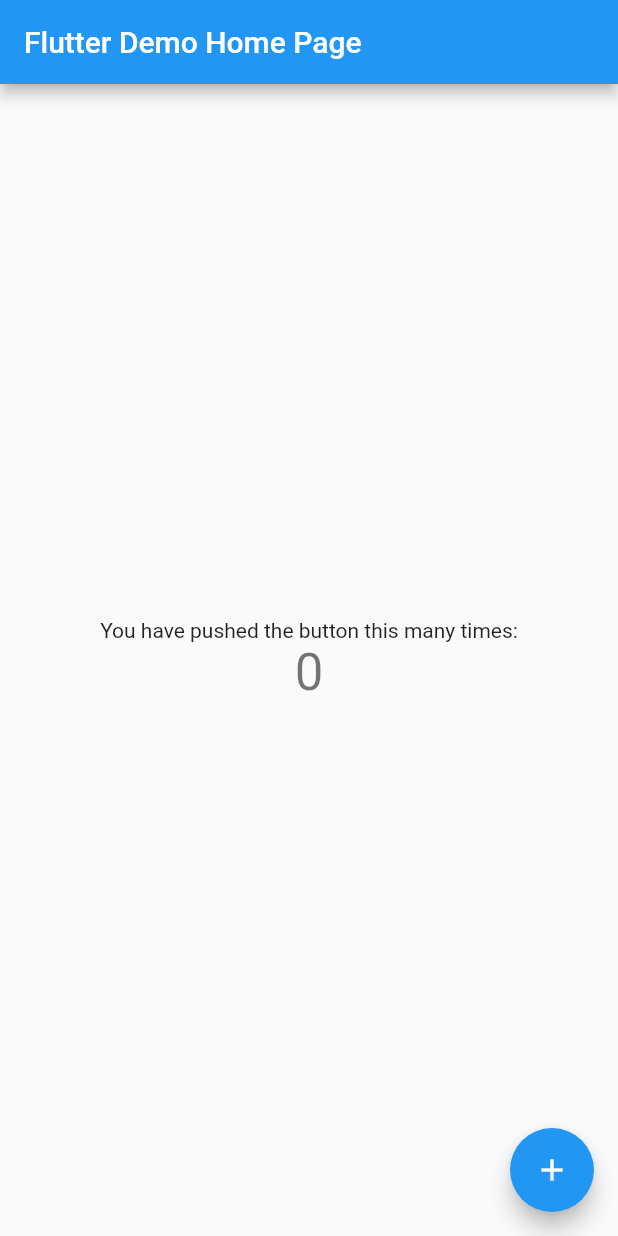
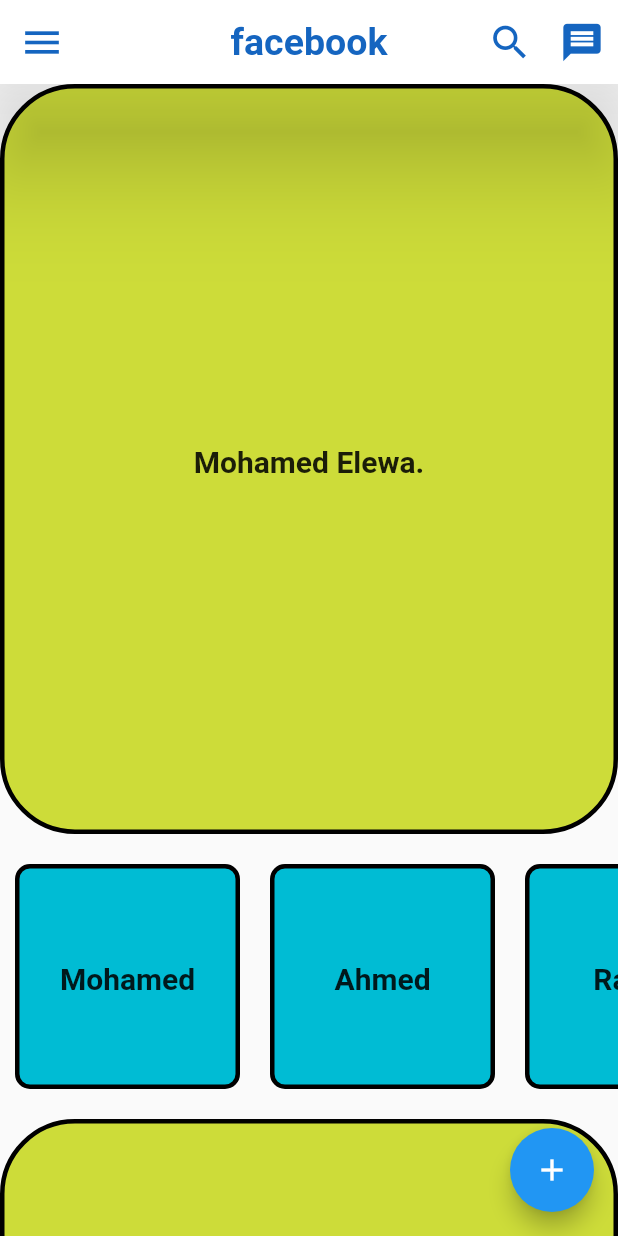
Before and after one commit to MohElewa/flutter_fb_task, a Flutter app: the screen it shows after launch, on a phone screen of 412 x 824 dp. Run offline on Flutter 3.47's test engine with Material 2 defaults, Android fonts, the light colour scheme and no system bars.

Commit message:
end task

```diff
--- a/lib/main.dart
+++ b/lib/main.dart
@@ -1,3 +1,5 @@
+// ignore_for_file: prefer_const_constructors
+
 import 'package:flutter/material.dart';
 
 void main() {
@@ -7,109 +9,189 @@
 class MyApp extends StatelessWidget {
   const MyApp({Key? key}) : super(key: key);
 
-  // This widget is the root of your application.
   @override
   Widget build(BuildContext context) {
-    return MaterialApp(
-      title: 'Flutter Demo',
-      theme: ThemeData(
-        // This is the theme of your application.
-        //
-        // Try running your application with "flutter run". You'll see the
-        // application has a blue toolbar. Then, without quitting the app, try
-        // changing the primarySwatch below to Colors.green and then invoke
-        // "hot reload" (press "r" in the console where you ran "flutter run",
-        // or simply save your changes to "hot reload" in a Flutter IDE).
-        // Notice that the counter didn't reset back to zero; the application
-        // is not restarted.
-        primarySwatch: Colors.blue,
-      ),
-      home: const MyHomePage(title: 'Flutter Demo Home Page'),
+    return const MaterialApp(
+      home: FacebookApp(),
     );
   }
 }
 
-class MyHomePage extends StatefulWidget {
-  const MyHomePage({Key? key, required this.title}) : super(key: key);
-
-  // This widget is the home page of your application. It is stateful, meaning
-  // that it has a State object (defined below) that contains fields that affect
-  // how it looks.
-
-  // This class is the configuration for the state. It holds the values (in this
-  // case the title) provided by the parent (in this case the App widget) and
-  // used by the build method of the State. Fields in a Widget subclass are
-  // always marked "final".
-
-  final String title;
-
-  @override
-  State<MyHomePage> createState() => _MyHomePageState();
-}
-
-class _MyHomePageState extends State<MyHomePage> {
-  int _counter = 0;
-
-  void _incrementCounter() {
-    setState(() {
-      // This call to setState tells the Flutter framework that something has
-      // changed in this State, which causes it to rerun the build method below
-      // so that the display can reflect the updated values. If we changed
-      // _counter without calling setState(), then the build method would not be
-      // called again, and so nothing would appear to happen.
-      _counter++;
-    });
-  }
+class FacebookApp extends StatelessWidget {
+  const FacebookApp({Key? key}) : super(key: key);
 
   @override
   Widget build(BuildContext context) {
-    // This method is rerun every time setState is called, for instance as done
-    // by the _incrementCounter method above.
-    //
-    // The Flutter framework has been optimized to make rerunning build methods
-    // fast, so that you can just rebuild anything that needs updating rather
-    // than having to individually change instances of widgets.
     return Scaffold(
       appBar: AppBar(
-        // Here we take the value from the MyHomePage object that was created by
-        // the App.build method, and use it to set our appbar title.
-        title: Text(widget.title),
-      ),
-      body: Center(
-        // Center is a layout widget. It takes a single child and positions it
-        // in the middle of the parent.
-        child: Column(
-          // Column is also a layout widget. It takes a list of children and
-          // arranges them vertically. By default, it sizes itself to fit its
-          // children horizontally, and tries to be as tall as its parent.
-          //
-          // Invoke "debug painting" (press "p" in the console, choose the
-          // "Toggle Debug Paint" action from the Flutter Inspector in Android
-          // Studio, or the "Toggle Debug Paint" command in Visual Studio Code)
-          // to see the wireframe for each widget.
-          //
-          // Column has various properties to control how it sizes itself and
-          // how it positions its children. Here we use mainAxisAlignment to
-          // center the children vertically; the main axis here is the vertical
-          // axis because Columns are vertical (the cross axis would be
-          // horizontal).
-          mainAxisAlignment: MainAxisAlignment.center,
-          children: <Widget>[
-            const Text(
-              'You have pushed the button this many times:',
+          backgroundColor: Colors.white,
+          title: Text("facebook",
+              style: TextStyle(
+                  color: Colors.blue[800],
+                  fontWeight: FontWeight.bold,
+                  fontSize: 25)),
+          centerTitle: true,
+          leading: IconButton(
+            icon: Icon(Icons.menu, size: 30, color: Colors.blue[800]),
+            onPressed: () {},
+          ),
+          actions: [
+            IconButton(
+              icon: Icon(Icons.search, size: 30, color: Colors.blue[800]),
+              onPressed: () {},
             ),
-            Text(
-              '$_counter',
-              style: Theme.of(context).textTheme.headline4,
+            IconButton(
+              icon: Icon(
+                Icons.message,
+                size: 30,
+                color: Colors.blue[800],
+              ),
+              onPressed: () {},
             ),
           ],
-        ),
+          elevation: 30),
+      floatingActionButton: FloatingActionButton(
+        child: Icon(Icons.add),
+        onPressed: () {},
       ),
-      floatingActionButton: FloatingActionButton(
-        onPressed: _incrementCounter,
-        tooltip: 'Increment',
-        child: const Icon(Icons.add),
-      ), // This trailing comma makes auto-formatting nicer for build methods.
+      body: SingleChildScrollView(
+          child: Column(children: [
+        Container(
+            child: Text(
+              "Mohamed Elewa.", //*وضع النص
+              style: TextStyle(
+                fontSize: 20, //*حجم النص
+                fontWeight: FontWeight.bold, //*جعل النص سميك
+                height: 1.5, //*التحكم في المسافه بين السطور
+              ),
+            ),
+            height: 500, //*التحكم في طول الكونتنر
+            width: double.infinity, //*التحكم في عرض الكونتنر
+            alignment: Alignment.center, //*محازات العناصر داخل الكونتنر
+            margin: EdgeInsets.fromLTRB(0, 0, 0, 20), //*محازات الكونتنر
+            decoration: BoxDecoration(
+                color: Colors.lime, //*التحكم في لون خلفية الكونتنر
+                border: Border.all(
+                    color: Colors.black,
+                    width: 3), //*بيعمل اطار للكونتينر مع تحديد لونه وسمكه
+                borderRadius: BorderRadius.circular(50), //*يعمل انحناء للحواف
+                shape: BoxShape.rectangle //*يجعل الكونتر مربع
+                )),
+        SingleChildScrollView(
+            scrollDirection: Axis
+                .horizontal, //*تتحكم في التمرير الاسكرول يعني اذا كان افقي او راسي
+            child: Row(children: [
+              Container(
+                  child: Text(
+                    "Mohamed", //*وضع النص
+                    style: TextStyle(
+                      fontSize: 20, //*حجم النص
+                      fontWeight: FontWeight.bold, //*جعل النص سميك
+                      height: 1.5, //*التحكم في المسافه بين السطور
+                    ),
+                  ),
+                  height: 150, //*التحكم في طول الكونتنر
+                  width: 150, //*التحكم في عرض الكونتنر
+                  alignment: Alignment.center, //*محازات العناصر داخل الكونتنر
+                  margin: EdgeInsets.fromLTRB(10, 0, 10, 0), //*محازات الكونتنر
+                  decoration: BoxDecoration(
+                      color: Colors.cyan, //*التحكم في لون خلفية الكونتنر
+                      border: Border.all(
+                          color: Colors.black,
+                          width: 3), //*بيعمل اطار للكونتينر مع تحديد لونه وسمكه
+                      borderRadius:
+                          BorderRadius.circular(10), //*يعمل انحناء للحواف
+                      shape: BoxShape.rectangle //*يجعل الكونتر مربع
+                      )),
+              Container(
+                  child: Text(
+                    "Ahmed", //*وضع النص
+                    style: TextStyle(
+                      fontSize: 20, //*حجم النص
+                      fontWeight: FontWeight.bold, //*جعل النص سميك
+                      height: 1.5, //*التحكم في المسافه بين السطور
+                    ),
+                  ),
+                  height: 150, //*التحكم في طول الكونتنر
+                  width: 150, //*التحكم في عرض الكونتنر
+                  alignment: Alignment.center, //*محازات العناصر داخل الكونتنر
+                  margin: EdgeInsets.fromLTRB(10, 0, 10, 0), //*محازات الكونتنر
+                  decoration: BoxDecoration(
+                      color: Colors.cyan, //*التحكم في لون خلفية الكونتنر
+                      border: Border.all(
+                          color: Colors.black,
+                          width: 3), //*بيعمل اطار للكونتينر مع تحديد لونه وسمكه
+                      borderRadius:
+                          BorderRadius.circular(10), //*يعمل انحناء للحواف
+                      shape: BoxShape.rectangle //*يجعل الكونتر مربع
+                      )),
+              Container(
+                  child: Text(
+                    "Raafat", //*وضع النص
+                    style: TextStyle(
+                      fontSize: 20, //*حجم النص
+                      fontWeight: FontWeight.bold, //*جعل النص سميك
+                      height: 1.5, //*التحكم في المسافه بين السطور
+                    ),
+                  ),
+                  height: 150, //*التحكم في طول الكونتنر
+                  width: 150, //*التحكم في عرض الكونتنر
+                  alignment: Alignment.center, //*محازات العناصر داخل الكونتنر
+                  margin: EdgeInsets.fromLTRB(10, 0, 10, 0), //*محازات الكونتنر
+                  decoration: BoxDecoration(
+                      color: Colors.cyan, //*التحكم في لون خلفية الكونتنر
+                      border: Border.all(
+                          color: Colors.black,
+                          width: 3), //*بيعمل اطار للكونتينر مع تحديد لونه وسمكه
+                      borderRadius:
+                          BorderRadius.circular(10), //*يعمل انحناء للحواف
+                      shape: BoxShape.rectangle //*يجعل الكونتر مربع
+                      )),
+              Container(
+                  child: Text(
+                    "Elewa.", //*وضع النص
+                    style: TextStyle(
+                      fontSize: 20, //*حجم النص
+                      fontWeight: FontWeight.bold, //*جعل النص سميك
+                      height: 1.5, //*التحكم في المسافه بين السطور
+                    ),
+                  ),
+                  height: 150, //*التحكم في طول الكونتنر
+                  width: 150, //*التحكم في عرض الكونتنر
+                  alignment: Alignment.center, //*محازات العناصر داخل الكونتنر
+                  margin: EdgeInsets.fromLTRB(10, 0, 10, 0), //*محازات الكونتنر
+                  decoration: BoxDecoration(
+                      color: Colors.cyan, //*التحكم في لون خلفية الكونتنر
+                      border: Border.all(
+                          color: Colors.black,
+                          width: 3), //*بيعمل اطار للكونتينر مع تحديد لونه وسمكه
+                      borderRadius:
+                          BorderRadius.circular(10), //*يعمل انحناء للحواف
+                      shape: BoxShape.rectangle //*يجعل الكونتر مربع
+                      )),
+            ])),
+        Container(
+            child: Text(
+              "Mohamed Elewa.", //*وضع النص
+              style: TextStyle(
+                fontSize: 20, //*حجم النص
+                fontWeight: FontWeight.bold, //*جعل النص سميك
+                height: 1.5, //*التحكم في المسافه بين السطور
+              ),
+            ),
+            height: 500, //*التحكم في طول الكونتنر
+            width: double.infinity, //*التحكم في عرض الكونتنر
+            alignment: Alignment.center, //*محازات العناصر داخل الكونتنر
+            margin: EdgeInsets.fromLTRB(0, 20, 0, 0), //*محازات الكونتنر
+            decoration: BoxDecoration(
+                color: Colors.lime, //*التحكم في لون خلفية الكونتنر
+                border: Border.all(
+                    color: Colors.black,
+                    width: 3), //*بيعمل اطار للكونتينر مع تحديد لونه وسمكه
+                borderRadius: BorderRadius.circular(50), //*يعمل انحناء للحواف
+                shape: BoxShape.rectangle //*يجعل الكونتر مربع
+                )),
+      ])),
     );
   }
 }
```
